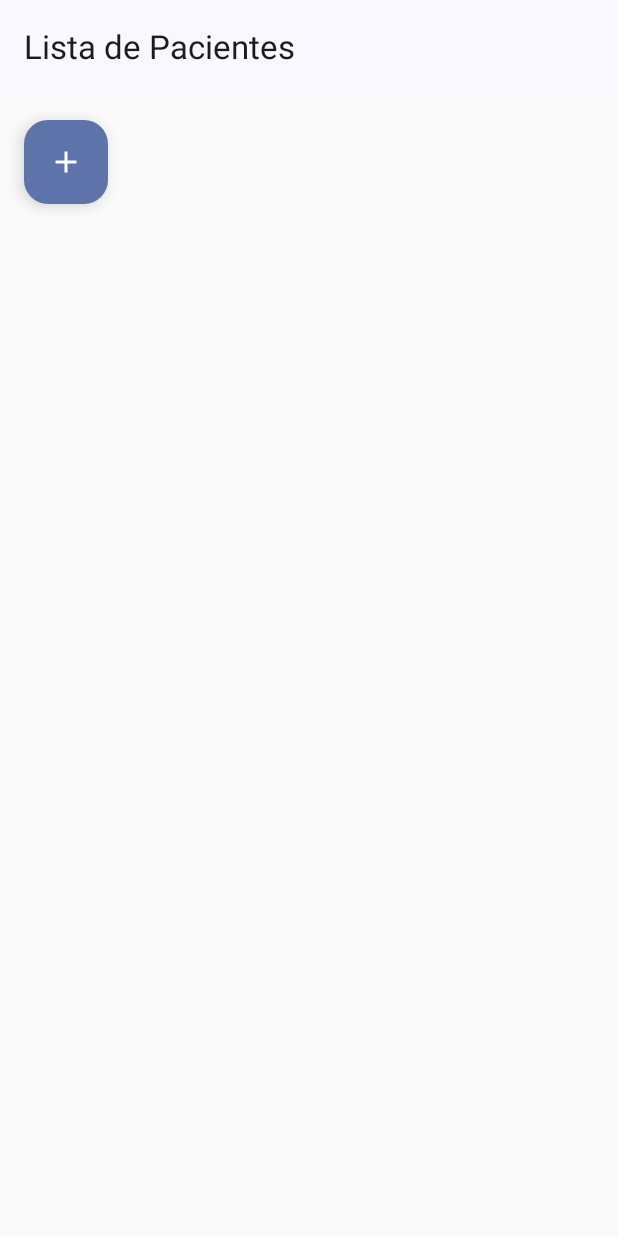
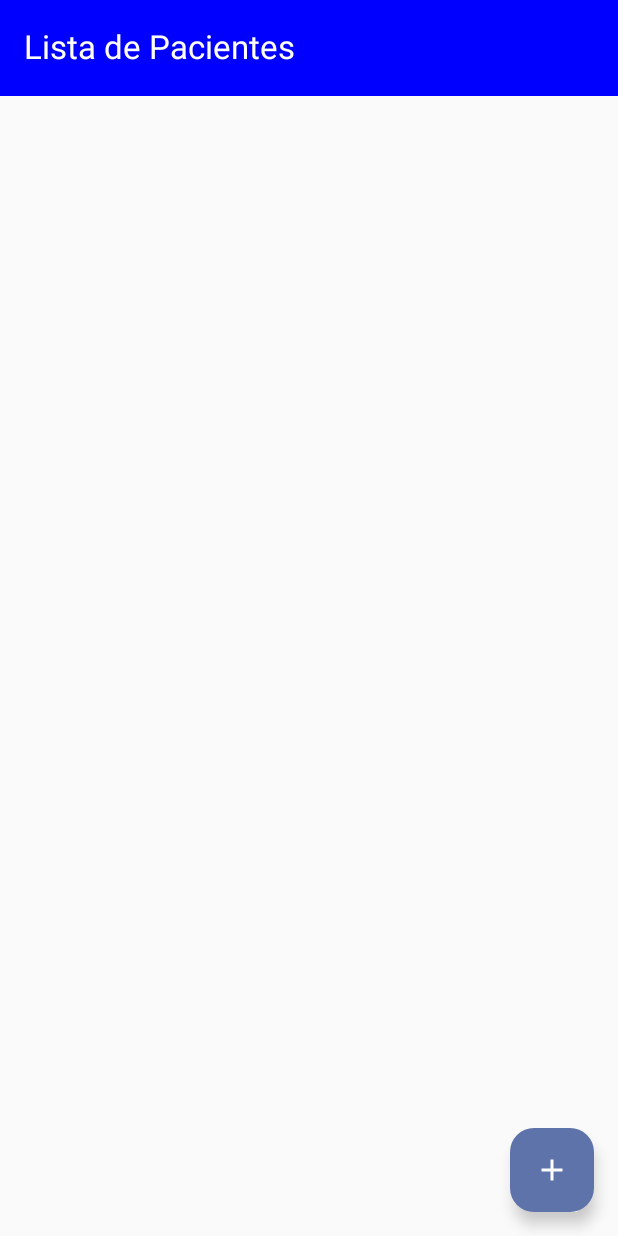
Before and after one commit to x9laaa/ind_12, an Android app built with Jetpack Compose: the screen it shows after launch (MainActivity), on a phone screen of 412 x 824 dp. Run offline under Robolectric (Android 15) with nearby library versions, the phone set to English and light mode, and no system bars.

Commit message:
alineacion de boton y cambio de colores en topappbar

```diff
--- a/app/src/main/java/cl/bootcamp/ind12/view/PatientsView.kt
+++ b/app/src/main/java/cl/bootcamp/ind12/view/PatientsView.kt
@@ -1,6 +1,8 @@
 package cl.bootcamp.ind12.view
 
+import androidx.compose.foundation.background
 import androidx.compose.foundation.layout.Arrangement
+import androidx.compose.foundation.layout.Box
 import androidx.compose.foundation.layout.Column
 import androidx.compose.foundation.layout.Row
 import androidx.compose.foundation.layout.Spacer
@@ -22,40 +24,57 @@ import androidx.compose.material3.Text
 import androidx.compose.material3.TextButton
 import androidx.compose.material3.TextField
 import androidx.compose.material3.TopAppBar
+import androidx.compose.material3.TopAppBarDefaults
 import androidx.compose.runtime.Composable
 import androidx.compose.runtime.getValue
 import androidx.compose.runtime.mutableStateOf
 import androidx.compose.runtime.remember
 import androidx.compose.runtime.setValue
+import androidx.compose.ui.Alignment
 import androidx.compose.ui.Modifier
+import androidx.compose.ui.graphics.Color
+import androidx.compose.ui.tooling.preview.Preview
 import androidx.compose.ui.unit.dp
 import androidx.lifecycle.viewmodel.compose.viewModel
 import cl.bootcamp.ind12.modal.StatePATIENT
 import cl.bootcamp.ind12.viewmodal.PatientsViewModel
 
-
+@Preview
 @OptIn(ExperimentalMaterial3Api::class)
 @Composable
 fun PatientsView(viewModel: PatientsViewModel = viewModel()) {
     var showDialog by remember { mutableStateOf(false) }
     var patientName by remember { mutableStateOf("") }
 
+    // Usar un Box para permitir la alineación del FAB
+    Box(modifier = Modifier.fillMaxSize()) {
         Column(modifier = Modifier.fillMaxSize()) {
-        TopAppBar(title = { Text("Lista de Pacientes") })
+            TopAppBar(
+                colors = TopAppBarDefaults.topAppBarColors(
+                    containerColor = Color.Blue,
+                    titleContentColor = Color.White
+                ),
+                title = { Text("Lista de Pacientes") },
+                )
 
+            // Lista de pacientes
             LazyColumn {
                 items(viewModel.patients) { patient ->
-                PatientCard(patient) // Asegúrate de que "patient" es de tipo StatePATIENT
+                    PatientCard(patient)
                 }
             }
 
+            // Diálogo para agregar nuevo paciente
             if (showDialog) {
-            AlertDialog(onDismissRequest = { showDialog = false },
+                AlertDialog(
+                    onDismissRequest = { showDialog = false },
                     title = { Text("Agregar Paciente") },
                     text = {
-                    TextField(value = patientName,
+                        TextField(
+                            value = patientName,
                             onValueChange = { patientName = it },
-                        label = { Text("Nombre del Paciente") })
+                            label = { Text("Nombre del Paciente") }
+                        )
                     },
                     confirmButton = {
                         TextButton(onClick = {
@@ -72,11 +91,16 @@ fun PatientsView(viewModel: PatientsViewModel = viewModel()) {
                         TextButton(onClick = { showDialog = false }) {
                             Text("Cancelar")
                         }
-                })
+                    }
+                )
+            }
         }
 
         FloatingActionButton(
-            onClick = { showDialog = true }, modifier = Modifier.padding(16.dp)
+            onClick = { showDialog = true },
+            modifier = Modifier
+                .align(Alignment.BottomEnd)
+                .padding(16.dp)
         ) {
             Icon(Icons.Filled.Add, contentDescription = "Agregar Paciente")
         }
@@ -89,14 +113,11 @@ fun PatientCard(patient: StatePATIENT) {
         .padding(8.dp)
         .fillMaxWidth()) {
         Column(modifier = Modifier.padding(16.dp)) {
-            // Muestra el nombre del paciente
             Text(text = "Nombre : ${patient.name}")
             Spacer(modifier = Modifier.height(8.dp))
-
-            // Row para alinear el botón a la derecha
             Row(
                 modifier = Modifier.fillMaxWidth(),
-                horizontalArrangement = Arrangement.End // Alinear al final (derecha)
+                horizontalArrangement = Arrangement.End
             ) {
                 Button(onClick = {
                     // Aquí puedes manejar el cálculo de IMC
```
Lines whose indentation alone changed are shown as unchanged.
